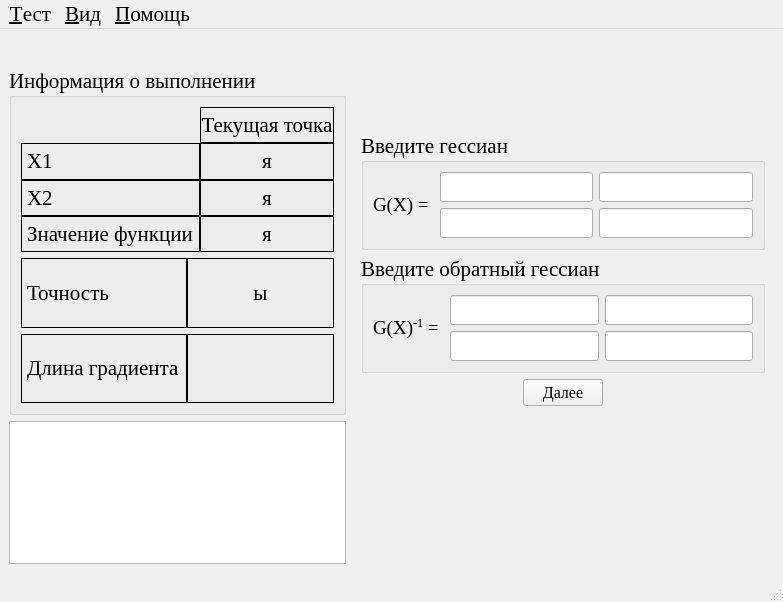
This is optimizationmethods/ui/NotWen.ui in Eliminationzx/optimizationmethods as Qt 5 draws it before an edit. The edited form follows.
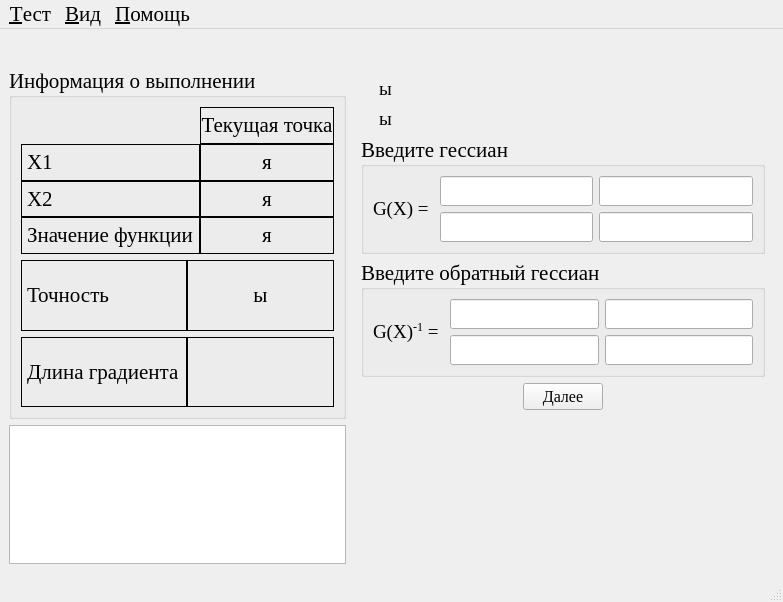
This is the edited form. The open tabs and pages were chosen to show the change. Icons and pictures are not drawn.

Commit message: поправил отображение производных в шестом методе.

Patch:
```diff
--- a/optimizationmethods/ui/NotWen.ui
+++ b/optimizationmethods/ui/NotWen.ui
@@ -42,7 +42,7 @@
       </property>
       <layout class="QGridLayout" name="gridLayout_6">
        <item row="0" column="0">
-        <layout class="QGridLayout" name="gridLayout_3" columnstretch="1,1">
+        <layout class="QGridLayout" name="gridLayout_3">
          <property name="spacing">
           <number>0</number>
          </property>
@@ -216,6 +216,15 @@
       </layout>
      </widget>
     </item>
+    <item row="2" column="0">
+     <widget class="QTextBrowser" name="LogTxtBrsr">
+      <property name="font">
+       <font>
+        <pointsize>14</pointsize>
+       </font>
+      </property>
+     </widget>
+    </item>
     <item row="1" column="1">
      <widget class="QStackedWidget" name="stackedWidget">
       <property name="currentIndex">
@@ -894,8 +903,68 @@
        </layout>
       </widget>
       <widget class="QWidget" name="gessian">
-       <layout class="QGridLayout" name="gridLayout_16">
-        <item row="2" column="0">
+       <layout class="QGridLayout" name="gridLayout_29">
+        <item row="0" column="0">
+         <layout class="QFormLayout" name="formLayout">
+          <item row="0" column="0">
+           <widget class="QLabel" name="label_25">
+            <property name="text">
+             <string/>
+            </property>
+            <property name="pixmap">
+             <pixmap resource="data.qrc">:/icon/dfdx1.bmp</pixmap>
+            </property>
+            <property name="alignment">
+             <set>Qt::AlignRight|Qt::AlignTrailing|Qt::AlignVCenter</set>
+            </property>
+           </widget>
+          </item>
+          <item row="0" column="1">
+           <widget class="QLabel" name="label_23">
+            <property name="font">
+             <font>
+              <pointsize>14</pointsize>
+             </font>
+            </property>
+            <property name="text">
+             <string>ы</string>
+            </property>
+            <property name="alignment">
+             <set>Qt::AlignLeading|Qt::AlignLeft|Qt::AlignVCenter</set>
+            </property>
+           </widget>
+          </item>
+          <item row="1" column="0">
+           <widget class="QLabel" name="label_26">
+            <property name="text">
+             <string/>
+            </property>
+            <property name="pixmap">
+             <pixmap resource="data.qrc">:/icon/dfdx2.bmp</pixmap>
+            </property>
+            <property name="alignment">
+             <set>Qt::AlignRight|Qt::AlignTrailing|Qt::AlignVCenter</set>
+            </property>
+           </widget>
+          </item>
+          <item row="1" column="1">
+           <widget class="QLabel" name="label_24">
+            <property name="font">
+             <font>
+              <pointsize>14</pointsize>
+             </font>
+            </property>
+            <property name="text">
+             <string>ы</string>
+            </property>
+            <property name="alignment">
+             <set>Qt::AlignLeading|Qt::AlignLeft|Qt::AlignVCenter</set>
+            </property>
+           </widget>
+          </item>
+         </layout>
+        </item>
+        <item row="1" column="0">
          <widget class="QGroupBox" name="groupBox_7">
           <property name="title">
            <string>Введите гессиан</string>
@@ -956,7 +1025,7 @@
           </layout>
          </widget>
         </item>
-        <item row="4" column="0">
+        <item row="2" column="0">
          <widget class="QGroupBox" name="groupBox_8">
           <property name="title">
            <string>Введите обратный гессиан</string>
@@ -1017,7 +1086,7 @@
           </layout>
          </widget>
         </item>
-        <item row="5" column="0">
+        <item row="3" column="0">
          <layout class="QHBoxLayout" name="horizontalLayout_9">
           <item>
            <spacer name="horizontalSpacer_11">
@@ -1059,50 +1128,11 @@
           </item>
          </layout>
         </item>
-        <item row="0" column="0">
-         <widget class="QLabel" name="label_23">
-          <property name="font">
-           <font>
-            <pointsize>14</pointsize>
-           </font>
-          </property>
-          <property name="text">
-           <string/>
-          </property>
-          <property name="alignment">
-           <set>Qt::AlignCenter</set>
-          </property>
-         </widget>
-        </item>
-        <item row="1" column="0">
-         <widget class="QLabel" name="label_24">
-          <property name="font">
-           <font>
-            <pointsize>14</pointsize>
-           </font>
-          </property>
-          <property name="text">
-           <string/>
-          </property>
-          <property name="alignment">
-           <set>Qt::AlignCenter</set>
-          </property>
-         </widget>
-        </item>
        </layout>
       </widget>
       <widget class="QWidget" name="blank"/>
      </widget>
     </item>
-    <item row="2" column="0">
-     <widget class="QTextBrowser" name="LogTxtBrsr">
-      <property name="font">
-       <font>
-        <pointsize>14</pointsize>
-       </font>
-      </property>
-     </widget>
-    </item>
    </layout>
   </widget>
   <widget class="QMenuBar" name="menubar">
```
Left out of the diff: 2 changed lines with no effect on the pictures. The commit also changes 2 other files.
